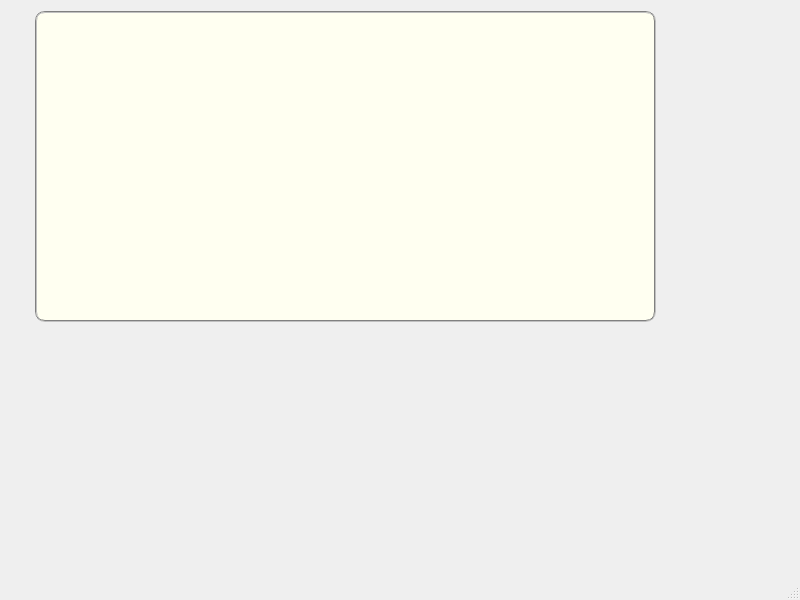
Above: listcar.ui from rladeon/qt5-json before the change. Below: the same form after it.
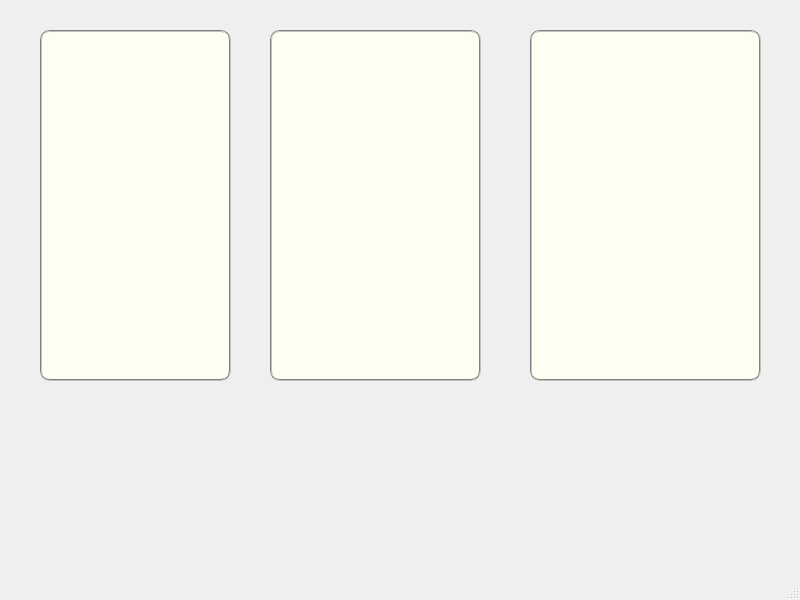
That is the form after the change.

Patch:
```diff
--- a/listcar.ui
+++ b/listcar.ui
@@ -28,10 +28,10 @@
    <widget class="QListView" name="listView">
     <property name="geometry">
      <rect>
-      <x>35</x>
-      <y>11</y>
-      <width>621</width>
-      <height>311</height>
+      <x>40</x>
+      <y>30</y>
+      <width>191</width>
+      <height>351</height>
      </rect>
     </property>
     <property name="styleSheet">
@@ -60,6 +60,26 @@
 }</string>
     </property>
    </widget>
+   <widget class="QListView" name="listView_2">
+    <property name="geometry">
+     <rect>
+      <x>270</x>
+      <y>30</y>
+      <width>211</width>
+      <height>351</height>
+     </rect>
+    </property>
+   </widget>
+   <widget class="QListView" name="listView_3">
+    <property name="geometry">
+     <rect>
+      <x>530</x>
+      <y>30</y>
+      <width>231</width>
+      <height>351</height>
+     </rect>
+    </property>
+   </widget>
   </widget>
   <widget class="QMenuBar" name="menubar">
    <property name="geometry">
```
